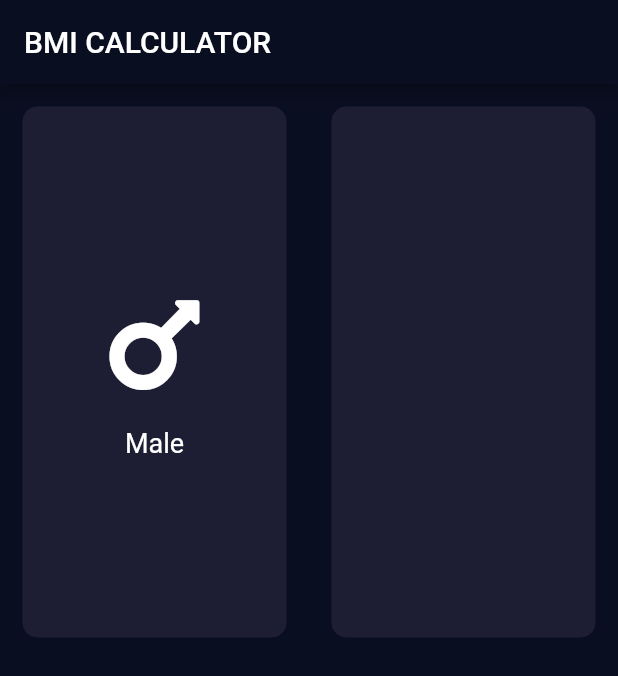
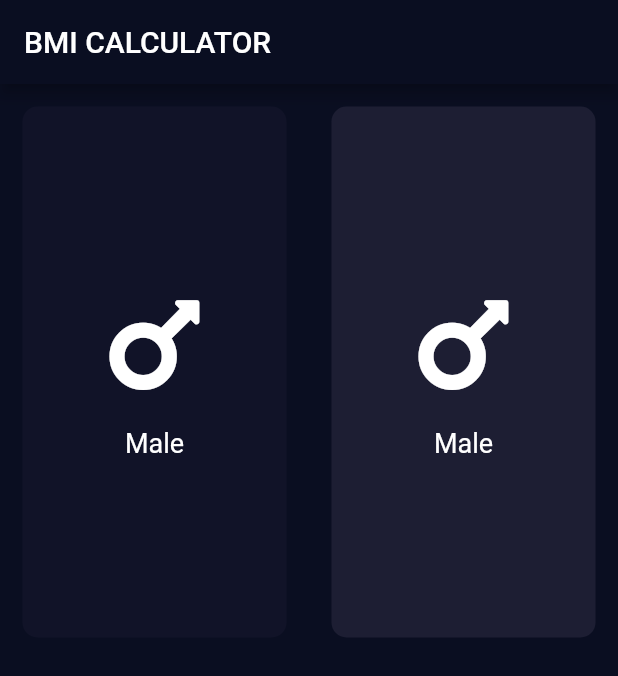
Before and after one commit to haroonkhan9426/BMI-Calculator-Flutter-, a Flutter app: the screen it shows after launch, on a phone screen of 412 x 824 dp. Shown: the top 676 px of the screen. Run offline on Flutter 3.47's test engine with Material 2 defaults, Android fonts, the phone set to English and light mode, and no system bars; our stand-ins replace font_awesome_flutter.

Commit message:
Gender Widgets main design finalized

```diff
--- /dev/null
+++ b/lib/custom_widgets/gender_icon_content.dart
@@ -0,0 +1,32 @@
+import 'package:flutter/material.dart';
+import 'package:font_awesome_flutter/font_awesome_flutter.dart';
+
+const textStyle = TextStyle(
+  fontSize: 18.0,
+  color: Colors.white,
+);
+
+class GenderIconContent extends StatelessWidget {
+  final IconData icon;
+  final String title;
+
+  GenderIconContent({this.icon, this.title});
+
+  @override
+  Widget build(BuildContext context) {
+    return Column(
+      mainAxisAlignment: MainAxisAlignment.center,
+      children: <Widget>[
+        Icon(
+          FontAwesomeIcons.mars,
+          size: 80.0,
+          color: Colors.white,
+        ),
+        SizedBox(
+          height: 15.0,
+        ),
+        Text('Male', style: textStyle),
+      ],
+    );
+  }
+}
--- a/lib/custom_widgets/resuable_card.dart
+++ b/lib/custom_widgets/resuable_card.dart
@@ -12,7 +12,7 @@ class ReusableCard extends StatelessWidget {
       child: Container(
         margin: EdgeInsets.all(15.0),
         decoration: BoxDecoration(
-          color: Color(0xFF1D1E33),
+          color: color,
           borderRadius: BorderRadius.circular(10.0),
         ),
         child: childWidget,
--- a/lib/screens/input_page.dart
+++ b/lib/screens/input_page.dart
@@ -1,6 +1,7 @@
 import 'package:flutter/material.dart';
 import 'package:bmi_calculator_flutter/custom_widgets/resuable_card.dart';
 import 'package:font_awesome_flutter/font_awesome_flutter.dart';
+import 'package:bmi_calculator_flutter/custom_widgets/gender_icon_content.dart';
 
 enum Gender { male, female }
 
@@ -32,13 +33,17 @@ class _InputPageState extends State<InputPage> {
             children: <Widget>[
               ReusableCard(
                 color: inActiveCardColor,
-                childWidget: new GenderIconContent(
+                childWidget: GenderIconContent(
                   icon: FontAwesomeIcons.mars,
                   title: 'MALE',
                 ),
               ),
               ReusableCard(
                 color: activeCardColor,
+                childWidget: GenderIconContent(
+                  icon: FontAwesomeIcons.mars,
+                  title: 'FEMALE',
+                ),
               ),
             ],
           ),
@@ -56,34 +61,3 @@ class _InputPageState extends State<InputPage> {
     );
   }
 }
-
-class GenderIconContent extends StatelessWidget {
-  final IconData icon;
-  final String title;
-
-  GenderIconContent({this.icon, this.title});
-
-  @override
-  Widget build(BuildContext context) {
-    return Column(
-      mainAxisAlignment: MainAxisAlignment.center,
-      children: <Widget>[
-        Icon(
-          FontAwesomeIcons.mars,
-          size: 80.0,
-          color: Colors.white,
-        ),
-        SizedBox(
-          height: 15.0,
-        ),
-        Text(
-          'Male',
-          style: TextStyle(
-            fontSize: 18.0,
-            color: Colors.white,
-          ),
-        ),
-      ],
-    );
-  }
-}
```
